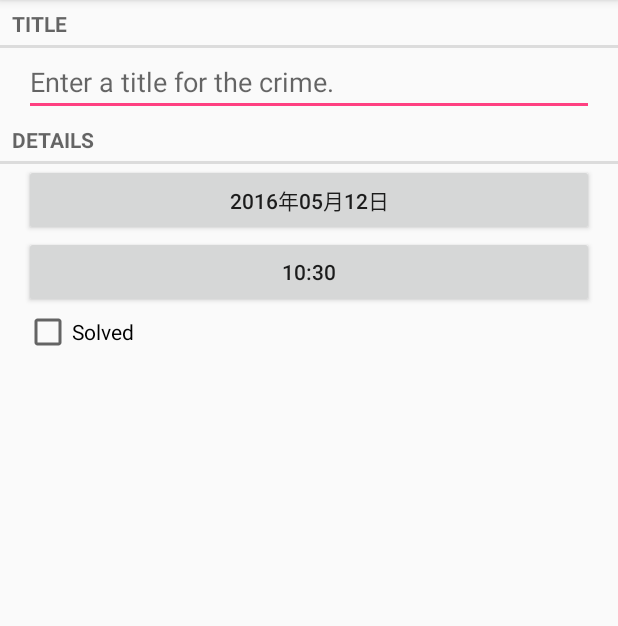
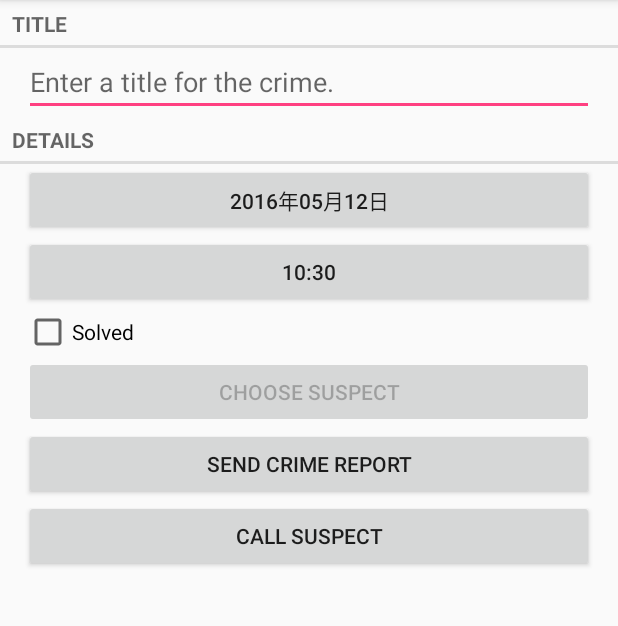
Before and after one commit to phaibin/CriminalIntent, an Android app: the CrimeFragment screen opened directly, with no data from a screen before it, on a phone screen of 412 x 824 dp, the part 84-710 px from its top. Run offline under Robolectric (Android 15) with nearby library versions, the phone set to English and light mode, and no system bars; libraries missing offline, so code that uses them is left out: com.annimon.stream; 1 statement that could not run was skipped.

Commit message:
report and suspect

```diff
--- a/app/src/main/java/com/bignerdranch/android/criminalintent/CrimeFragment.java
+++ b/app/src/main/java/com/bignerdranch/android/criminalintent/CrimeFragment.java
@@ -2,12 +2,18 @@ package com.bignerdranch.android.criminalintent;
 
 import android.app.Activity;
 import android.content.Intent;
+import android.content.pm.PackageManager;
+import android.database.Cursor;
+import android.net.Uri;
 import android.os.Bundle;
+import android.provider.ContactsContract;
 import android.support.annotation.Nullable;
 import android.support.v4.app.Fragment;
 import android.support.v4.app.FragmentManager;
+import android.support.v4.app.ShareCompat;
 import android.text.Editable;
 import android.text.TextWatcher;
+import android.text.format.DateFormat;
 import android.view.LayoutInflater;
 import android.view.Menu;
 import android.view.MenuInflater;
@@ -33,12 +39,16 @@ public class CrimeFragment extends Fragment {
     private Button mDateButton;
     private Button mTimeButton;
     private CheckBox mSolvedCheckBox;
+    private Button mReportButton;
+    private Button mSuspectButton;
+    private Button mCallButton;
 
     private static final String ARG_CRIME_ID = "crime_id";
     private static final String DIALOG_DATE = "DialogDate";
     private static final String DIALOG_TIME = "DialogTime";
     private static final int REQUEST_DATE = 0;
     private static final int REQUEST_TIME = 1;
+    private static final int REQUEST_CONTACT = 2;
 
     public static CrimeFragment newInstance(UUID crimeId) {
         Bundle args = new Bundle();
@@ -107,8 +117,47 @@ public class CrimeFragment extends Fragment {
             }
         });
 
+        mReportButton = (Button) v.findViewById(R.id.crime_report);
+        mReportButton.setOnClickListener(view -> {
+//            Intent i = new Intent(Intent.ACTION_SEND);
+//            i.setType("text/plain");
+//            i.putExtra(Intent.EXTRA_TEXT, getCrimeReport());
+//            i.putExtra(Intent.EXTRA_SUBJECT, getString(R.string.crime_report_subject));
+//            i = Intent.createChooser(i, getString(R.string.send_report));
+//            startActivity(i);
+
+            ShareCompat.IntentBuilder.from(getActivity())
+                    .setType("text/plain")
+                    .setText(getCrimeReport())
+                    .setChooserTitle(R.string.send_report)
+                    .startChooser();
+        });
+
+        final Intent pickContact = new Intent(Intent.ACTION_PICK, ContactsContract.Contacts.CONTENT_URI);
+        mSuspectButton = (Button) v.findViewById(R.id.crime_suspect);
+        mSuspectButton.setOnClickListener(view -> {
+            startActivityForResult(pickContact, REQUEST_CONTACT);
+        });
+        if (mCrime.getSuspect() != null) {
+            mSuspectButton.setText(mCrime.getSuspect());
+        }
+
+        PackageManager packageManager = getActivity().getPackageManager();
+        if (packageManager.resolveActivity(pickContact, PackageManager.MATCH_DEFAULT_ONLY) == null) {
+            mSuspectButton.setEnabled(false);
+        }
+
+        mCallButton = (Button) v.findViewById(R.id.crime_call);
+//        mCallButton.setEnabled(mCrime.getSuspectPhone() != null);
+        mCallButton.setOnClickListener(view -> {
+            Uri number = Uri.parse("tel:5551234");
+            Intent i = new Intent(Intent.ACTION_DIAL, number);
+            startActivity(i);
+        });
+
         return v;
     }
+
 
     @Override
     public void onCreateOptionsMenu(Menu menu, MenuInflater inflater) {
@@ -144,6 +193,33 @@ public class CrimeFragment extends Fragment {
             Date date = (Date) data.getSerializableExtra(TimePickerFragment.EXTRA_TIME);
             mCrime.setDate(date);
             updateTime();
+        } else if (requestCode == REQUEST_CONTACT && data != null) {
+            Uri contactUri = data.getData();
+            // Specify which fields you want your query to return
+            // values for.
+            String[] queryFields = new String[]{
+                    ContactsContract.Contacts.DISPLAY_NAME
+            };
+            // Perform your query - the contactUri is like a "where"
+            // clause here
+            Cursor c = getActivity().getContentResolver()
+                    .query(contactUri, queryFields, null, null, null);
+
+            try {
+                // Double-check that you actually got results
+                if (c.getCount() == 0) {
+                    return;
+                }
+
+                // Pull out the first column of the first row of data -
+                // that is your suspect's name.
+                c.moveToFirst();
+                String suspect = c.getString(0);
+                mCrime.setSuspect(suspect);
+                mSuspectButton.setText(suspect);
+            } finally {
+                c.close();
+            }
         }
     }
 
@@ -156,4 +232,26 @@ public class CrimeFragment extends Fragment {
         SimpleDateFormat dateFormat = new SimpleDateFormat("HH:mm");
         mTimeButton.setText(dateFormat.format(mCrime.getDate()));
     }
+
+    private String getCrimeReport() {
+        String solvedString = null;
+        if (mCrime.isSolved()) {
+            solvedString = getString(R.string.crime_report_solved);
+        } else {
+            solvedString = getString(R.string.crime_report_unsolved);
+        }
+
+        String dateFormat = "EEE, MMM dd";
+        String dateString = DateFormat.format(dateFormat, mCrime.getDate()).toString();
+        String suspect = mCrime.getSuspect();
+        if (suspect == null) {
+            suspect = getString(R.string.crime_report_no_suspect);
+        } else {
+            suspect = getString(R.string.crime_report_suspect, suspect);
+        }
+
+        String report = getString(R.string.crime_report, mCrime.getTitle(), dateString, solvedString, suspect);
+
+        return report;
+    }
 }
--- a/app/src/main/res/layout-land/fragment_crime.xml
+++ b/app/src/main/res/layout-land/fragment_crime.xml
@@ -35,21 +35,51 @@
         <Button
             android:id="@+id/crime_date"
             android:layout_width="wrap_content"
-            android:layout_weight="1"
-            android:layout_height="wrap_content"/>
+            android:layout_height="wrap_content"
+            android:layout_weight="1"/>
 
         <Button
             android:id="@+id/crime_time"
             android:layout_width="wrap_content"
-            android:layout_weight="1"
-            android:layout_height="wrap_content"/>
+            android:layout_height="wrap_content"
+            android:layout_weight="1"/>
 
         <CheckBox
             android:id="@+id/crime_solved"
             android:layout_width="wrap_content"
+            android:layout_height="wrap_content"
             android:layout_weight="1"
-            android:layout_height="wrap_content"
             android:text="@string/crime_solved_label"/>
     </LinearLayout>
 
+    <LinearLayout
+        android:layout_width="match_parent"
+        android:layout_height="wrap_content"
+        android:layout_marginLeft="16dp"
+        android:layout_marginRight="16dp"
+        android:orientation="horizontal">
+
+        <Button
+            android:id="@+id/crime_suspect"
+            android:layout_width="wrap_content"
+            android:layout_height="wrap_content"
+            android:layout_weight="1"
+            android:text="@string/crime_suspect_text"/>
+
+        <Button
+            android:id="@+id/crime_report"
+            android:layout_width="wrap_content"
+            android:layout_height="wrap_content"
+            android:layout_weight="1"
+            android:text="@string/crime_report_text"/>
+
+        <Button
+            android:id="@+id/crime_call"
+            android:layout_width="wrap_content"
+            android:layout_height="wrap_content"
+            android:layout_weight="1"
+            android:text="@string/crime_call_text"/>
+
+    </LinearLayout>
+
 </LinearLayout>
--- a/app/src/main/res/layout/fragment_crime.xml
+++ b/app/src/main/res/layout/fragment_crime.xml
@@ -46,4 +46,28 @@
         android:layout_marginLeft="16dp"
         android:layout_marginRight="16dp"
         android:text="@string/crime_solved_label"/>
+
+    <Button
+        android:id="@+id/crime_suspect"
+        android:layout_width="match_parent"
+        android:layout_height="wrap_content"
+        android:layout_marginLeft="16dp"
+        android:layout_marginRight="16dp"
+        android:text="@string/crime_suspect_text"/>
+
+    <Button
+        android:id="@+id/crime_report"
+        android:layout_width="match_parent"
+        android:layout_height="wrap_content"
+        android:layout_marginLeft="16dp"
+        android:layout_marginRight="16dp"
+        android:text="@string/crime_report_text"/>
+
+   <Button
+        android:id="@+id/crime_call"
+        android:layout_width="match_parent"
+        android:layout_height="wrap_content"
+        android:layout_marginLeft="16dp"
+        android:layout_marginRight="16dp"
+        android:text="@string/crime_call_text"/>
 </LinearLayout>
--- a/app/src/main/res/values/strings.xml
+++ b/app/src/main/res/values/strings.xml
@@ -12,8 +12,18 @@
     <string name="hide_subtitle">Hide Subtitle</string>
     <string name="no_crime">There are no crimes</string>
     <string name="add_first_crime">Add First Crime</string>
+    <string name="crime_suspect_text">Choose Suspect</string>
+    <string name="crime_report_text">Send Crime Report</string>
     <plurals name="subtitle_plural">
         <item quantity="one">%1$s crime</item>
         <item quantity="other">%1$s crimes</item>
     </plurals>
+    <string name="crime_report">%1$s! The crime was discovered on %2$s. %3$s, and %4$s</string>
+    <string name="crime_report_solved">The case is solved</string>
+    <string name="crime_report_unsolved">The case is not solved</string>
+    <string name="crime_report_no_suspect">there is no suspect.</string>
+    <string name="crime_report_suspect">the suspect is %s.</string>
+    <string name="crime_report_subject">CriminalIntent Crime Report</string>
+    <string name="send_report">Send crime report via</string>
+    <string name="crime_call_text">Call Suspect</string>
 </resources>
```
Also changed, not shown: app/src/main/java/com/bignerdranch/android/criminalintent/Crime.java (+19 -0 lines).
